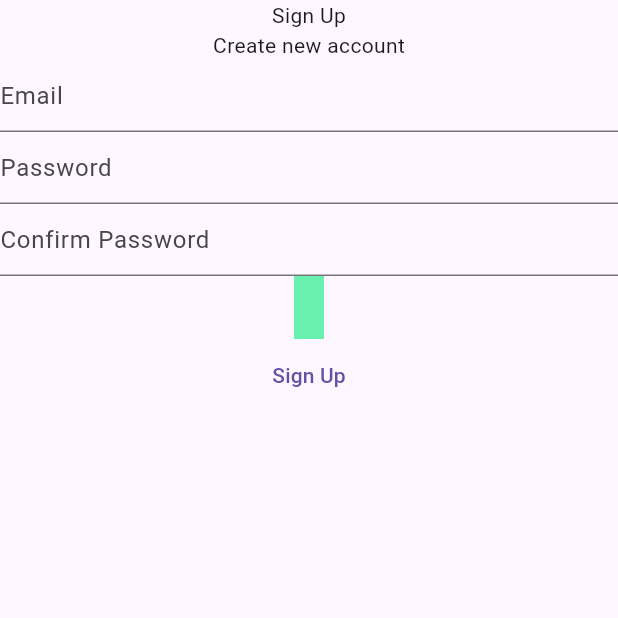
After one commit to Amirelo/bookstoreflutter, a Flutter app: the SignUpScreen screen opened directly, after a tap on "Sign Up", on a phone screen of 412 x 824 dp, the top half of it. The commit adds this screen. Run offline on Flutter 3.47's test engine with Material 3 defaults, Android fonts, the phone set to English and light mode, and no system bars; network calls fail.

Commit message:
Add SignUpScreen, SplashScreen

```diff
--- a/lib/main.dart
+++ b/lib/main.dart
@@ -1,4 +1,4 @@
-import 'package:bookstore/src/screens/auth/SignInScreen.dart';
+import 'package:bookstore/src/screens/auth/SplashScreen.dart';
 import 'package:flutter/material.dart';
 
 void main() {
@@ -10,6 +10,6 @@ class MainApp extends StatelessWidget {
 
   @override
   Widget build(BuildContext context) {
-    return const MaterialApp(home: SafeArea(child: SignInScreen()));
+    return const MaterialApp(home: SafeArea(child: SplashSCreen()));
   }
 }
--- /dev/null
+++ b/lib/src/screens/auth/SignUpScreen.dart
@@ -0,0 +1,77 @@
+import 'package:bookstore/src/screens/auth/SignInScreen.dart';
+import 'package:flutter/material.dart';
+
+class SignUpScreen extends StatefulWidget {
+  const SignUpScreen({super.key});
+
+  @override
+  State<SignUpScreen> createState() => _SignUpScreenState();
+}
+
+class _SignUpScreenState extends State<SignUpScreen> {
+  final emailController = TextEditingController();
+  final passwordController = TextEditingController();
+  final confPasswordController = TextEditingController();
+  bool isEmailValid = false;
+
+  @override
+  void dispose() {
+    emailController.dispose();
+    super.dispose();
+  }
+
+  onSignUpPress() {
+    if (emailController.text != '') {
+      isEmailValid = true;
+      Navigator.pop(context);
+    } else {
+      isEmailValid = false;
+    }
+    print("Email validation status: $isEmailValid");
+  }
+
+  @override
+  Widget build(BuildContext context) {
+    return (Scaffold(
+        body: SafeArea(
+      child: Column(children: [
+        const Text("Sign Up"),
+        const Text("Create new account"),
+        TextField(
+          decoration: const InputDecoration(hintText: "Email"),
+          controller: emailController,
+        ),
+        TextField(
+          decoration: const InputDecoration(hintText: "Password"),
+          controller: passwordController,
+        ),
+        TextField(
+          decoration: const InputDecoration(hintText: "Confirm Password"),
+          controller: confPasswordController,
+        ),
+        const ColoredBox(
+          color: Colors.greenAccent,
+          child: SizedBox(
+            width: 20,
+            height: 14,
+          ),
+        ),
+        const ColoredBox(
+          color: Colors.greenAccent,
+          child: SizedBox(
+            width: 20,
+            height: 14,
+          ),
+        ),
+        const ColoredBox(
+          color: Colors.greenAccent,
+          child: SizedBox(
+            width: 20,
+            height: 14,
+          ),
+        ),
+        TextButton(onPressed: onSignUpPress, child: const Text("Sign Up"))
+      ]),
+    )));
+  }
+}
```
Also changed, not shown: lib/src/screens/auth/SignInScreen.dart (+12 -2 lines), lib/src/screens/auth/SplashScreen.dart (added, +27 -0 lines).
